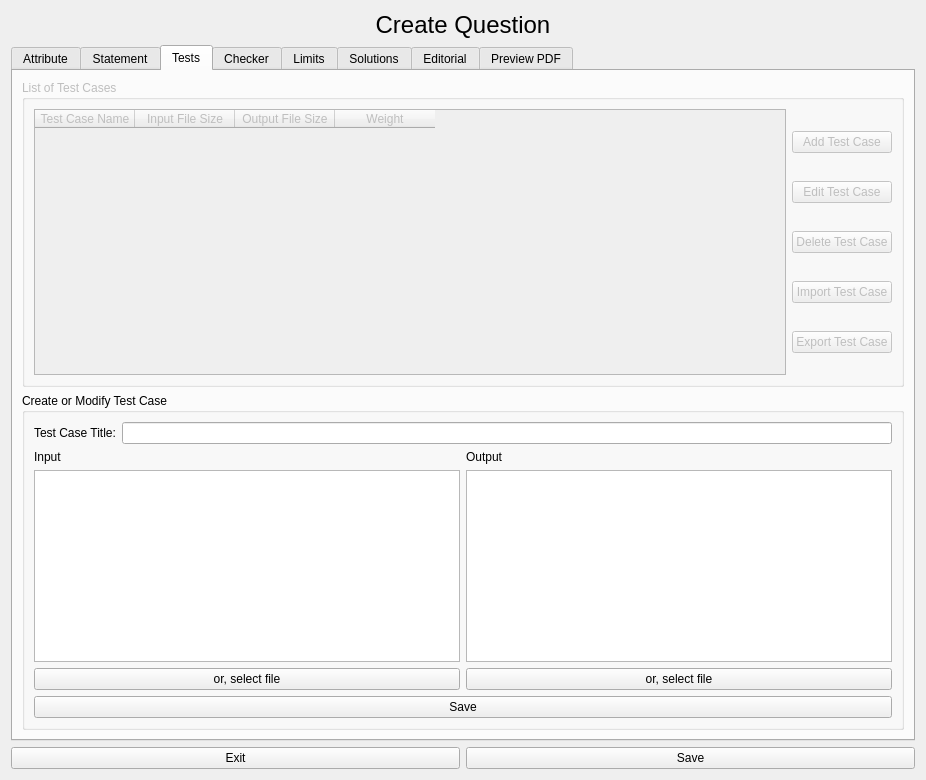
Qt form src/SmartXm-CSEKU/createquestion.ui (KaziRifatMorshed/SmartXm) before a commit.
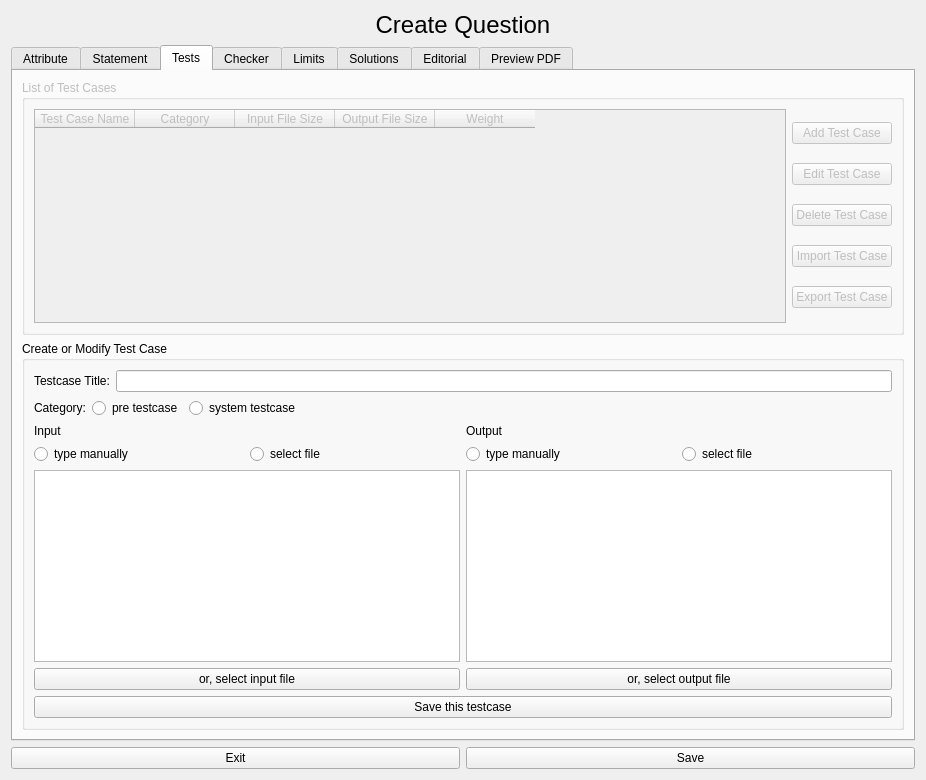
The same form after that commit. The open tabs and pages were chosen to show the change. Icons and pictures are not drawn.

The edit to the form file:
```diff
--- a/src/SmartXm-CSEKU/createquestion.ui
+++ b/src/SmartXm-CSEKU/createquestion.ui
@@ -197,6 +197,11 @@
               <string>Test Case Name</string>
              </property>
             </column>
+            <column>
+             <property name="text">
+              <string>Category</string>
+             </property>
+            </column>
             <column>
              <property name="text">
               <string>Input File Size</string>
@@ -261,13 +266,13 @@
          <property name="title">
           <string>Create or Modify Test Case</string>
          </property>
-         <layout class="QVBoxLayout" name="verticalLayout_7">
+         <layout class="QVBoxLayout" name="verticalLayout_5">
           <item>
            <layout class="QFormLayout" name="formLayout_3">
             <item row="0" column="0">
              <widget class="QLabel" name="label_11">
               <property name="text">
-               <string>Test Case Title:</string>
+               <string>Testcase Title:</string>
               </property>
              </widget>
             </item>
@@ -277,9 +282,47 @@
            </layout>
           </item>
           <item>
-           <layout class="QHBoxLayout" name="horizontalLayout_2">
+           <layout class="QHBoxLayout" name="horizontalLayout_8">
             <item>
-             <layout class="QVBoxLayout" name="verticalLayout_5">
+             <widget class="QLabel" name="label_24">
+              <property name="text">
+               <string>Category:</string>
+              </property>
+             </widget>
+            </item>
+            <item>
+             <widget class="QRadioButton" name="preTestCase_radioButton_4">
+              <property name="text">
+               <string>pre testcase</string>
+              </property>
+             </widget>
+            </item>
+            <item>
+             <widget class="QRadioButton" name="systemTestCase_radioButton_5">
+              <property name="text">
+               <string>system testcase</string>
+              </property>
+             </widget>
+            </item>
+            <item>
+             <spacer name="horizontalSpacer_3">
+              <property name="orientation">
+               <enum>Qt::Orientation::Horizontal</enum>
+              </property>
+              <property name="sizeHint" stdset="0">
+               <size>
+                <width>40</width>
+                <height>20</height>
+               </size>
+              </property>
+             </spacer>
+            </item>
+           </layout>
+          </item>
+          <item>
+           <layout class="QHBoxLayout" name="horizontalLayout_10">
+            <item>
+             <layout class="QVBoxLayout" name="input_verticalLayout_5">
               <item>
                <widget class="QLabel" name="label_9">
                 <property name="text">
@@ -287,20 +330,38 @@
                 </property>
                </widget>
               </item>
+              <item>
+               <layout class="QHBoxLayout" name="horizontalLayout_2">
+                <item>
+                 <widget class="QRadioButton" name="inputTypeManually_radioButton_4">
+                  <property name="text">
+                   <string>type manually</string>
+                  </property>
+                 </widget>
+                </item>
+                <item>
+                 <widget class="QRadioButton" name="inputSeleceFile_radioButton_4">
+                  <property name="text">
+                   <string>select file</string>
+                  </property>
+                 </widget>
+                </item>
+               </layout>
+              </item>
               <item>
                <widget class="QTextEdit" name="inputOfTestCase___textEdit"/>
               </item>
               <item>
                <widget class="QPushButton" name="inoutSelectFile_pushButton_2">
                 <property name="text">
-                 <string>or, select file</string>
+                 <string>or, select input file</string>
                 </property>
                </widget>
               </item>
              </layout>
             </item>
             <item>
-             <layout class="QVBoxLayout" name="verticalLayout_6">
+             <layout class="QVBoxLayout" name="output_verticalLayout_6">
               <item>
                <widget class="QLabel" name="label_10">
                 <property name="text">
@@ -308,13 +369,31 @@
                 </property>
                </widget>
               </item>
+              <item>
+               <layout class="QHBoxLayout" name="horizontalLayout_9">
+                <item>
+                 <widget class="QRadioButton" name="outputTypeManually_radioButton_4">
+                  <property name="text">
+                   <string>type manually</string>
+                  </property>
+                 </widget>
+                </item>
+                <item>
+                 <widget class="QRadioButton" name="outputSelectFileradioButton_4">
+                  <property name="text">
+                   <string>select file</string>
+                  </property>
+                 </widget>
+                </item>
+               </layout>
+              </item>
               <item>
                <widget class="QTextEdit" name="outputOfTestCase__textEdit"/>
               </item>
               <item>
                <widget class="QPushButton" name="outputSelectFile_pushButton_3">
                 <property name="text">
-                 <string>or, select file</string>
+                 <string>or, select output file</string>
                 </property>
                </widget>
               </item>
@@ -325,7 +404,7 @@
           <item>
            <widget class="QPushButton" name="saveCurrentTestCase_pushButton_2">
             <property name="text">
-             <string>Save</string>
+             <string>Save this testcase</string>
             </property>
            </widget>
           </item>
```
Left out of the diff: 2 changed lines with no effect on the pictures.
